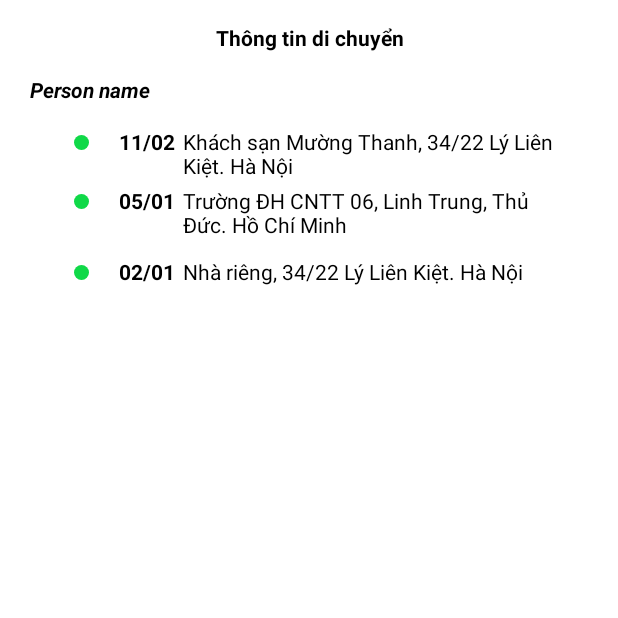
After one commit to caoluyennguyen/DSaW, an Android app: the fragment RouteFragment shown on its own in the app's theme, on a phone screen of 412 x 824 dp, the top half of it. The commit adds this screen. Run offline under Robolectric (Android 15) with nearby library versions, the phone set to English and light mode, and no system bars.

Commit message:
add route page

```diff
--- a/app/src/main/java/com/nguyenhongphuc98/dsaw/Utils.java
+++ b/app/src/main/java/com/nguyenhongphuc98/dsaw/Utils.java
@@ -1,6 +1,5 @@
 package com.nguyenhongphuc98.dsaw;
 
-import android.content.Context;
 
 import androidx.fragment.app.Fragment;
 import androidx.fragment.app.FragmentActivity;
--- /dev/null
+++ b/app/src/main/java/com/nguyenhongphuc98/dsaw/adaptor/RouteAdaptor.java
@@ -0,0 +1,61 @@
+package com.nguyenhongphuc98.dsaw.adaptor;
+
+import android.content.Context;
+import android.view.LayoutInflater;
+import android.view.View;
+import android.view.ViewGroup;
+import android.widget.ArrayAdapter;
+import android.widget.TextView;
+
+import androidx.annotation.NonNull;
+import androidx.annotation.Nullable;
+
+import com.nguyenhongphuc98.dsaw.R;
+import com.nguyenhongphuc98.dsaw.data.model.TrackingStatus;
+
+import java.util.List;
+
+public class RouteAdaptor extends ArrayAdapter {
+
+    Context context;
+    List<TrackingStatus> lsTracking;
+
+    public RouteAdaptor(@NonNull Context context, List<TrackingStatus> ls) {
+        super(context, R.layout.custom_route_row, ls);
+        this.context = context;
+        lsTracking = ls;
+    }
+
+
+    @NonNull
+    @Override
+    public View getView(int position, @Nullable View convertView, @NonNull ViewGroup parent) {
+        LayoutInflater layoutInflater = (LayoutInflater) context.getSystemService(Context.LAYOUT_INFLATER_SERVICE);
+
+        View viewRow = convertView;
+
+        if (viewRow == null) {
+            viewRow = layoutInflater.inflate(R.layout.custom_route_row, parent, false);
+            ViewHolder holder = new ViewHolder();
+            holder.date = viewRow.findViewById(R.id.route_date_tv_item);
+            holder.location = viewRow.findViewById(R.id.route_location_tv_item);
+
+            viewRow.setTag(holder);
+        }
+
+        ViewHolder viewHolder = (ViewHolder) viewRow.getTag();
+
+        //viewHolder.cover.setImageResource(R.drawable.ninja_avt);
+
+        TrackingStatus e = lsTracking.get(position);
+        viewHolder.date.setText(e.getUpdate_time());
+        viewHolder.location.setText(e.getLocation());
+
+        return viewRow;
+    }
+
+    public static class ViewHolder {
+        TextView date;
+        TextView location;
+    }
+}
--- a/app/src/main/java/com/nguyenhongphuc98/dsaw/data/model/RouteData.java
+++ b/app/src/main/java/com/nguyenhongphuc98/dsaw/data/model/RouteData.java
@@ -8,12 +8,15 @@ public class RouteData {
 
     private String user;
 
+    private String username;
+
     private List<TrackingStatus> status;
 
-    public RouteData(String id, String user, List<TrackingStatus> status) {
+    public RouteData(String id, String user, List<TrackingStatus> status, String username) {
         this.id = id;
         this.user = user;
         this.status = status;
+        this.username = username;
     }
 
     public void addStatus(TrackingStatus st){
@@ -43,4 +46,12 @@ public class RouteData {
     public void setStatus(List<TrackingStatus> status) {
         this.status = status;
     }
+
+    public String getUsername() {
+        return username;
+    }
+
+    public void setUsername(String username) {
+        this.username = username;
+    }
 }
--- a/app/src/main/java/com/nguyenhongphuc98/dsaw/ui/admin/UserManagerFragment.java
+++ b/app/src/main/java/com/nguyenhongphuc98/dsaw/ui/admin/UserManagerFragment.java
@@ -16,6 +16,7 @@ import android.view.MenuInflater;
 import android.view.MenuItem;
 import android.view.View;
 import android.view.ViewGroup;
+import android.widget.AdapterView;
 import android.widget.Button;
 import android.widget.EditText;
 import android.widget.ListView;
@@ -23,7 +24,9 @@ import android.widget.PopupMenu;
 import android.widget.Toast;
 
 import com.nguyenhongphuc98.dsaw.R;
+import com.nguyenhongphuc98.dsaw.Utils;
 import com.nguyenhongphuc98.dsaw.adaptor.AccountAdaptor;
+import com.nguyenhongphuc98.dsaw.ui.route.RouteFragment;
 
 public class UserManagerFragment extends Fragment {
 
@@ -109,5 +112,16 @@ public class UserManagerFragment extends Fragment {
                 return true;
             }
         });
+
+        lvUsers.setOnItemClickListener(new AdapterView.OnItemClickListener() {
+            @Override
+            public void onItemClick(AdapterView<?> parent, View view, int position, long id) {
+                Toast.makeText(getContext(),"aaa",Toast.LENGTH_SHORT).show();
+                RouteFragment f = new RouteFragment();
+                String uid = mViewModel.getlsAccount().get(position).getIdentity();
+                f.setUserID(uid);
+                Utils.replaceFragment(f);
+            }
+        });
     }
 }
--- a/app/src/main/java/com/nguyenhongphuc98/dsaw/ui/admin/UserManagerViewModel.java
+++ b/app/src/main/java/com/nguyenhongphuc98/dsaw/ui/admin/UserManagerViewModel.java
@@ -29,6 +29,9 @@ public class UserManagerViewModel extends ViewModel {
 
     public LiveData<AccountAdaptor> getAdaptor() {
         return mAdaptor;
+    }
+    public List<Account> getlsAccount() {
+        return lsUsers;
     }
 
     public void setContext(Context c) {
--- /dev/null
+++ b/app/src/main/java/com/nguyenhongphuc98/dsaw/ui/route/RouteFragment.java
@@ -0,0 +1,77 @@
+package com.nguyenhongphuc98.dsaw.ui.route;
+
+import androidx.lifecycle.Observer;
+import androidx.lifecycle.ViewModelProviders;
+
+import android.os.Bundle;
+
+import androidx.annotation.NonNull;
+import androidx.annotation.Nullable;
+import androidx.fragment.app.Fragment;
+
+import android.view.LayoutInflater;
+import android.view.View;
+import android.view.ViewGroup;
+import android.widget.ListView;
+import android.widget.TextView;
+
+import com.nguyenhongphuc98.dsaw.R;
+import com.nguyenhongphuc98.dsaw.adaptor.RouteAdaptor;
+import com.nguyenhongphuc98.dsaw.data.model.TrackingStatus;
+
+import java.util.List;
+
+public class RouteFragment extends Fragment {
+
+    private RouteViewModel mViewModel;
+
+    TextView tvPersonName;
+
+    ListView lvTracking;
+
+    RouteAdaptor adaptor;
+
+    private String userID;
+
+    public static RouteFragment newInstance() {
+        return new RouteFragment();
+    }
+
+    @Override
+    public View onCreateView(@NonNull LayoutInflater inflater, @Nullable ViewGroup container,
+                             @Nullable Bundle savedInstanceState) {
+        View view = inflater.inflate(R.layout.fragment_route, container, false);
+        setupView(view);
+        setupAction();
+        return view;
+    }
+
+    @Override
+    public void onActivityCreated(@Nullable Bundle savedInstanceState) {
+        super.onActivityCreated(savedInstanceState);
+        mViewModel = ViewModelProviders.of(this).get(RouteViewModel.class);
+
+        mViewModel.getlistTrackig().observe(this, new Observer<List<TrackingStatus>>() {
+            @Override
+            public void onChanged(List<TrackingStatus> trackingStatuses) {
+                adaptor = new RouteAdaptor(getContext(),trackingStatuses);
+                lvTracking.setAdapter(adaptor);
+            }
+        });
+
+        mViewModel.fetchData(this.userID);
+    }
+
+    private void setupView(View view) {
+        tvPersonName = view.findViewById(R.id.route_person_name_tv);
+        lvTracking = view.findViewById(R.id.route_tracking_lv);
+    }
+
+    private void setupAction() {
+
+    }
+
+    public void setUserID(String uid) {
+        this.userID = uid;
+    }
+}
--- /dev/null
+++ b/app/src/main/java/com/nguyenhongphuc98/dsaw/ui/route/RouteViewModel.java
@@ -0,0 +1,32 @@
+package com.nguyenhongphuc98.dsaw.ui.route;
+
+import androidx.lifecycle.MutableLiveData;
+import androidx.lifecycle.ViewModel;
+
+import com.nguyenhongphuc98.dsaw.data.model.TrackingStatus;
+
+import java.util.ArrayList;
+import java.util.List;
+
+public class RouteViewModel extends ViewModel {
+
+    private MutableLiveData<List<TrackingStatus>> mTracking;
+
+    private List<TrackingStatus> lsTracking;
+
+    public RouteViewModel() {
+        mTracking = new MutableLiveData<>();
+    }
+
+    public void fetchData(String uid) {
+
+        lsTracking = new ArrayList<>();
+        lsTracking.add(new TrackingStatus("Khách sạn Mường Thanh, 34/22 Lý Liên Kiệt. Hà Nội","11/02"));
+        lsTracking.add(new TrackingStatus("Trường ĐH CNTT 06, Linh Trung, Thủ Đức. Hồ Chí Minh","05/01"));
+        lsTracking.add(new TrackingStatus("Nhà riêng, 34/22 Lý Liên Kiệt. Hà Nội","02/01"));
+        mTracking.setValue(lsTracking);
+
+    }
+
+    public MutableLiveData<List<TrackingStatus>> getlistTrackig() {return  mTracking; }
+}
--- a/app/src/main/res/layout/custom_case_row.xml
+++ b/app/src/main/res/layout/custom_case_row.xml
@@ -14,8 +14,9 @@
         android:text="Nguyễn Hồng Phúc"
         android:textColor="#000"
         android:layout_marginLeft="20dp"
-        android:layout_marginTop="20dp"
-        />
+        android:layout_marginTop="10dp"
+        android:clickable="false"
+        android:focusable="false"/>
 
     <TextView
         android:id="@+id/case_item_cmnd"
@@ -25,19 +26,21 @@
         android:layout_height="wrap_content"
         android:text="184335348"
         android:layout_marginLeft="20dp"
-        />
+        android:clickable="false"
+        android:focusable="false"/>
 
     <Button
         android:id="@+id/case_item_f"
         app:layout_constraintTop_toTopOf="parent"
         app:layout_constraintRight_toRightOf="parent"
         android:gravity="center"
-        android:layout_marginTop="20dp"
+        android:layout_marginTop="10dp"
         android:layout_marginRight="20dp"
         android:layout_width="70dp"
         android:layout_height="20dp"
         android:text="F0"
         android:textColor="#fff"
         android:textAllCaps="false"
-        android:background="@drawable/background_button_f0"/>
+        android:background="@drawable/background_button_f0"
+        android:focusable="false"/>
 </androidx.constraintlayout.widget.ConstraintLayout>
--- /dev/null
+++ b/app/src/main/res/layout/custom_route_row.xml
@@ -0,0 +1,40 @@
+<?xml version="1.0" encoding="utf-8"?>
+<LinearLayout xmlns:android="http://schemas.android.com/apk/res/android"
+    android:orientation="horizontal"
+    android:layout_width="match_parent"
+    android:layout_height="wrap_content"
+    android:background="#fff">
+
+    <TextView
+        android:layout_width="10dp"
+        android:layout_height="10dp"
+        android:textAlignment="center"
+        android:gravity="center"
+        android:textColor="#fff"
+        android:layout_marginLeft="9dp"
+        android:layout_marginTop="5dp"
+        android:background="@drawable/count_survey_background"/>
+
+    <TextView
+        android:id="@+id/route_date_tv_item"
+        android:layout_width="wrap_content"
+        android:layout_height="wrap_content"
+        android:text="20/03:"
+        android:textAlignment="textStart"
+        android:gravity="center"
+        android:textColor="#000"
+        android:textStyle="bold"
+        android:layout_marginLeft="20dp"/>
+
+    <TextView
+        android:id="@+id/route_location_tv_item"
+        android:layout_width="match_parent"
+        android:layout_height="wrap_content"
+        android:text="Khách sạn mường thanh, 34/22 Lý Liên Kiệt. Hà Nội"
+        android:textAlignment="textStart"
+        android:gravity="center"
+        android:textColor="#000"
+        android:lines="2"
+        android:layout_marginLeft="5dp"
+        android:layout_marginRight="20dp"/>
+</LinearLayout>
--- /dev/null
+++ b/app/src/main/res/layout/fragment_route.xml
@@ -0,0 +1,39 @@
+<?xml version="1.0" encoding="utf-8"?>
+<LinearLayout xmlns:android="http://schemas.android.com/apk/res/android"
+    xmlns:tools="http://schemas.android.com/tools"
+    android:layout_width="match_parent"
+    android:layout_height="match_parent"
+    tools:context=".ui.route.RouteFragment"
+    android:orientation="vertical"
+    android:background="#fff">
+
+    <TextView
+        android:layout_width="match_parent"
+        android:layout_height="wrap_content"
+        android:text="Thông tin di chuyển"
+        android:textStyle="bold"
+        android:textColor="#000"
+        android:textAlignment="center"
+        android:layout_marginTop="15dp"/>
+
+    <TextView
+        android:id="@+id/route_person_name_tv"
+        android:layout_width="match_parent"
+        android:layout_height="wrap_content"
+        android:text="Person name"
+        android:textStyle="bold|italic"
+        android:textColor="#000"
+        android:textAlignment="textStart"
+        android:layout_marginLeft="20dp"
+        android:layout_marginTop="15dp"/>
+
+    <ListView
+        android:id="@+id/route_tracking_lv"
+        android:layout_width="match_parent"
+        android:layout_height="580dp"
+        android:layout_marginLeft="40dp"
+        android:layout_marginRight="20dp"
+        android:layout_marginTop="15dp"
+        android:dividerHeight="4dp"
+        android:divider="@android:color/transparent"/>
+</LinearLayout>
```
